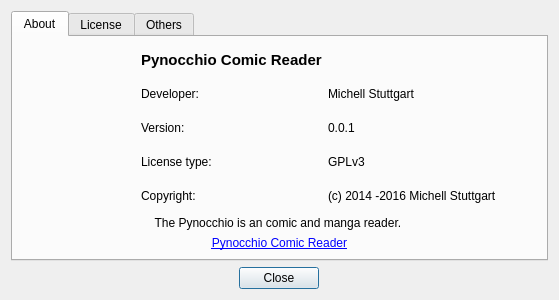
This is forms/about_dialog.ui in mstuttgart/pynocchio as Qt 5 draws it before an edit. The edited form follows.
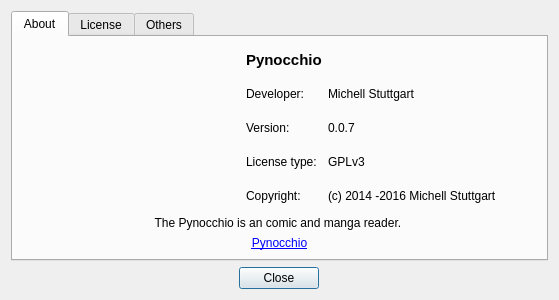
This is the edited form. Icons and pictures are not drawn.

Commit message: [FIX] Update version in about dialog

```diff
--- a/forms/about_dialog.ui
+++ b/forms/about_dialog.ui
@@ -156,7 +156,7 @@
              <item row="2" column="1">
               <widget class="QLabel" name="label_6">
                <property name="text">
-                <string>0.0.1</string>
+                <string>0.0.7</string>
                </property>
               </widget>
              </item>
@@ -183,7 +183,7 @@
                 </font>
                </property>
                <property name="text">
-                <string>Pynocchio Comic Reader</string>
+                <string>Pynocchio</string>
                </property>
               </widget>
              </item>
@@ -207,7 +207,7 @@
          <item>
           <widget class="QLabel" name="label_11">
            <property name="text">
-            <string>&lt;a href=https://github.com/mstuttgart/pynocchio-comic-reader&gt;Pynocchio Comic Reader&lt;/a&gt;</string>
+            <string>&lt;a href=https://github.com/pynocchio/pynocchio&gt;Pynocchio&lt;/a&gt;</string>
            </property>
            <property name="alignment">
             <set>Qt::AlignCenter</set>
```
Left out of the diff: 2 changed lines with no effect on the pictures. The commit also changes 2 other files.
